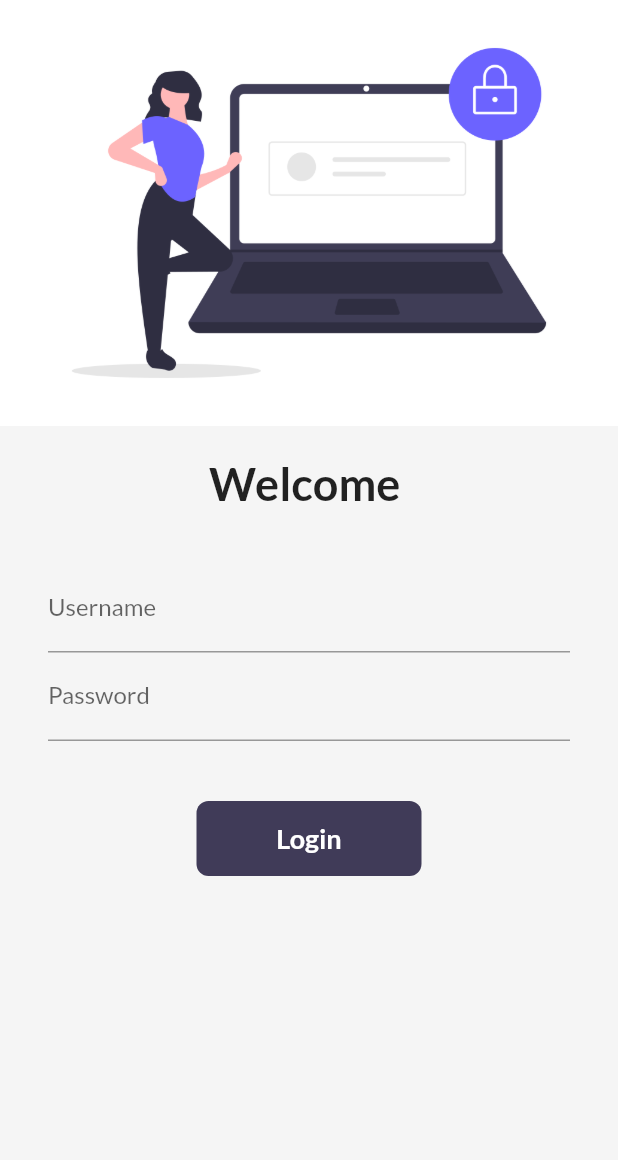
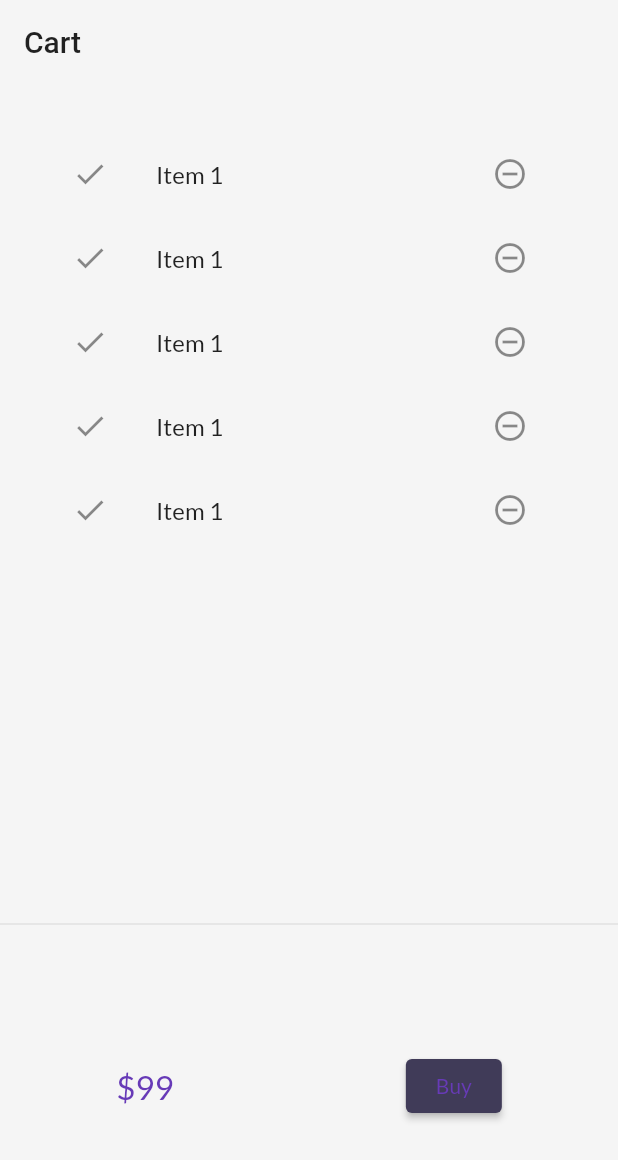
Before and after one commit to amarjitsingh52922/flutterlearn, a Flutter app: the screen it shows after launch, on a phone screen of 412 x 824 dp. Shown: the top 1160 px of the screen. Run offline on Flutter 3.47's test engine with Material 2 defaults, Android fonts, the phone set to English and light mode, and no system bars; our stand-ins replace google_fonts, velocity_x.

Commit message:
day21 done

```diff
--- a/lib/main.dart
+++ b/lib/main.dart
@@ -21,7 +21,7 @@ class MyApp extends StatelessWidget {
       darkTheme: MyTheme.darkTheme(context),
       //  home: HomePage(),
       routes: {
-        "/": (context) => LoginPage(),
+        "/": (context) => CartPage(),
         MyRoutes.homeRoute: (context) => HomePage(),
         MyRoutes.loginRoute: (context) => LoginPage(),
         MyRoutes.cartRoute: (context) => CartPage(),
--- a/lib/models/catalog.dart
+++ b/lib/models/catalog.dart
@@ -1,5 +1,10 @@
 class CatalogModel {
   static List<Item> items = [];
+
+  Item getById(int id) =>
+      items.firstWhere((element) => element.id == id, orElse: null);
+
+  Item getByPosition(int pos) => items[pos];
 }
 
 class Item {
--- a/lib/pages/cart_page.dart
+++ b/lib/pages/cart_page.dart
@@ -8,11 +8,69 @@ class CartPage extends StatelessWidget {
   @override
   Widget build(BuildContext context) {
     return Scaffold(
-      backgroundColor: MyTheme.creamColor,
+      backgroundColor: Theme.of(context).canvasColor,
       appBar: AppBar(
         backgroundColor: Colors.transparent,
         title: "Cart".text.make(),
       ),
+      body: Column(
+        children: [
+          _CartList().p32().expand(),
+          Divider(),
+          _CartTotal(),
+        ],
+      ),
     );
   }
 }
+
+class _CartTotal extends StatelessWidget {
+  const _CartTotal({Key key}) : super(key: key);
+
+  @override
+  Widget build(BuildContext context) {
+    return SizedBox(
+      height: 200,
+      child: Row(
+        mainAxisAlignment: MainAxisAlignment.spaceAround,
+        children: [
+          Text(
+            "\$99",
+            style:
+                TextStyle(fontSize: 22, color: Theme.of(context).accentColor),
+          ),
+          ElevatedButton(
+            onPressed: () {},
+            style: ButtonStyle(
+                backgroundColor:
+                    MaterialStateProperty.all(Theme.of(context).buttonColor)),
+            child: Text("Buy",
+                style: TextStyle(color: Theme.of(context).accentColor)),
+          )
+        ],
+      ),
+    );
+  }
+}
+
+class _CartList extends StatefulWidget {
+  const _CartList({Key key}) : super(key: key);
+
+  @override
+  __CartListState createState() => __CartListState();
+}
+
+class __CartListState extends State<_CartList> {
+  @override
+  Widget build(BuildContext context) {
+    return ListView.builder(
+      itemCount: 5,
+      itemBuilder: (context, index) => ListTile(
+        leading: Icon(Icons.done),
+        trailing: IconButton(
+            icon: Icon(Icons.remove_circle_outline), onPressed: () {}),
+        title: Text("Item 1"),
+      ),
+    );
+  }
+}
--- a/lib/widgets/themes.dart
+++ b/lib/widgets/themes.dart
@@ -15,6 +15,7 @@ class MyTheme {
           elevation: 0.0,
           iconTheme: IconThemeData(color: Colors.black),
           textTheme: Theme.of(context).textTheme,
+          titleTextStyle: TextStyle(color: Colors.red),
         ),
       );
 
@@ -29,7 +30,11 @@ class MyTheme {
           color: Colors.black,
           elevation: 0.0,
           iconTheme: IconThemeData(color: Colors.white),
-          textTheme: Theme.of(context).textTheme,
+          textTheme: Theme.of(context).textTheme.copyWith(
+              headline6: Theme.of(context)
+                  .textTheme
+                  .headline6
+                  .copyWith(color: Colors.white)),
         ),
       );
 
```
